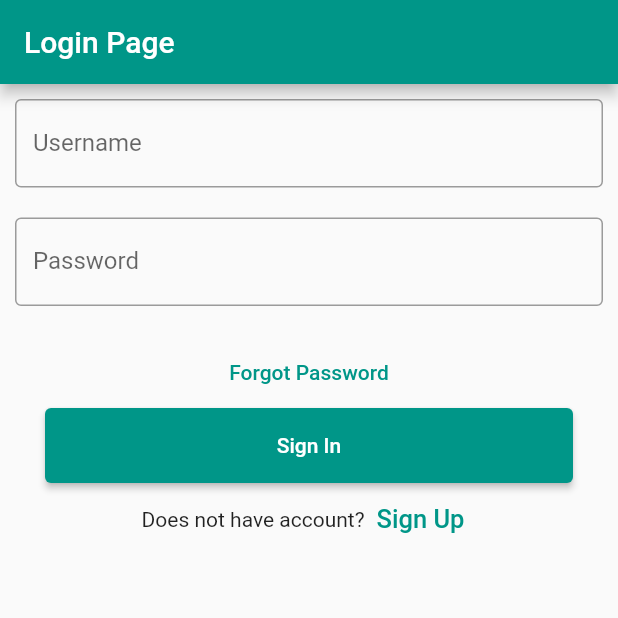
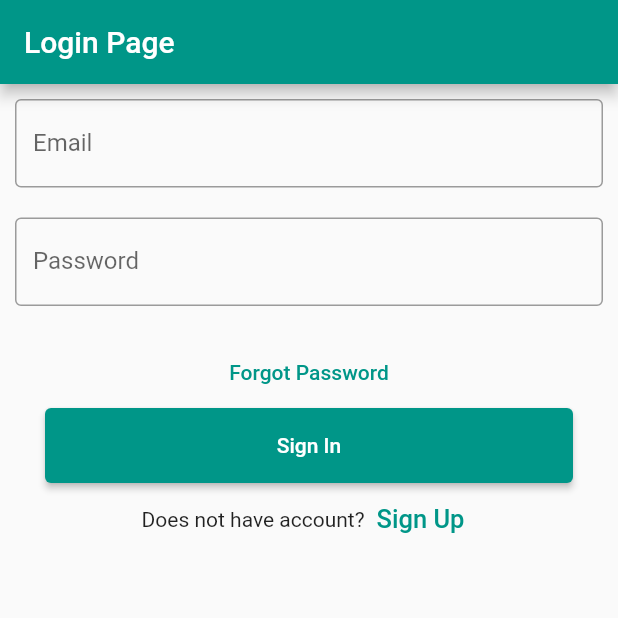
Before and after one commit to elinonga/hospital_app_flutter_frontend, a Flutter app: the screen it shows after launch, on a phone screen of 412 x 824 dp, the top half of it. Run offline on Flutter 3.47's test engine with Material 2 defaults, Android fonts, the phone set to English and light mode, and no system bars; our stand-ins replace dio, hexcolor, shared_preferences.

Commit message:
:fire: Updates on Auth

```diff
--- a/lib/pages/auth/login.dart
+++ b/lib/pages/auth/login.dart
@@ -20,7 +20,7 @@ class LoginPage extends StatefulWidget {
 class _LoginPageState extends State<LoginPage> {
   bool isLoading = false;
 
-  String _username = '';
+  String _email = '';
   String _password = '';
 
   final AuthServices _apiClient = AuthServices();
@@ -29,8 +29,8 @@ class _LoginPageState extends State<LoginPage> {
     setState(() {
       isLoading = true;
     });
-    if (_username.isNotEmpty && _password.isNotEmpty) {
-      dynamic response = await _apiClient.login(_username, _password);
+    if (_email.isNotEmpty && _password.isNotEmpty) {
+      dynamic response = await _apiClient.login(_email, _password);
       // Map responseMap = jsonDecode(response.body);
 
       if (response['ErrorCode'] == null) {
@@ -49,7 +49,7 @@ class _LoginPageState extends State<LoginPage> {
             ));
       } // error code 401
       else if (response['ErrorCode'] == 401) {
-        errorSnackBar(context, 'Wrong username or password');
+        errorSnackBar(context, 'Wrong email or password');
       } // error code 400
       else if (response['ErrorCode'] == 400) {
         errorSnackBar(context, 'Bad request');
@@ -72,16 +72,16 @@ class _LoginPageState extends State<LoginPage> {
           : ListView(children: [
               // 🎊
 
-              // Username
+              // Email
               Container(
                 padding: const EdgeInsets.all(10),
                 child: TextField(
                   decoration: const InputDecoration(
                     border: OutlineInputBorder(),
-                    labelText: 'Username',
+                    labelText: 'Email',
                   ),
                   onChanged: (value) {
-                    _username = value;
+                    _email = value;
                   },
                 ),
               ),
--- a/lib/services/auth_service.dart
+++ b/lib/services/auth_service.dart
@@ -1,6 +1,5 @@
 import 'dart:convert';
 import 'package:dio/dio.dart';
-import 'package:http/http.dart' as http;
 import 'package:shared_preferences/shared_preferences.dart';
 
 class AuthServices {
@@ -15,25 +14,23 @@ class AuthServices {
 
   // Registration
   Future<dynamic> register(
-    String first_name,
-    String last_name,
+    String fname,
+    String lname,
     String email,
     String password1,
     String password2,
-    String username,
   ) async {
     Map data = {
-      'first_name': first_name,
-      'last_name': last_name,
+      'first_name': fname,
+      'last_name': lname,
       'email': email,
       'password1': password1,
       'password2': password2,
-      'username': username,
     };
 
     try {
       Response response = await _dio.post(
-        'http://127.0.0.1:8000/registration/',
+        'http://127.0.0.1:8000/api/v1/auth/register/',
         data: data,
         options: Options(
           headers: {
@@ -48,14 +45,14 @@ class AuthServices {
   }
 
   // Login
-  Future<dynamic> login(String username, String password) async {
-    var auth = 'Basic ' + base64Encode(utf8.encode('$username:$password'));
+  Future<dynamic> login(String email, String password) async {
+    var auth = 'Basic ' + base64Encode(utf8.encode('$email:$password'));
 
     try {
       Response response = await _dio.post(
-        'http://127.0.0.1:8000/api/auth/login/',
+        'http://127.0.0.1:8000/api/v1/auth/login/',
         data: {
-          'username': username,
+          'email': email,
           'password': password,
         },
         options: Options(
@@ -76,7 +73,7 @@ class AuthServices {
   Future<dynamic> getUserProfileData(String accesstoken) async {
     try {
       Response response = await _dio.get(
-        'http://127.0.0.1:8000/api/auth/user/',
+        'http://127.0.0.1:8000/api/v1/auth/user/',
         queryParameters: {
           'access_token': accesstoken,
         },
@@ -96,7 +93,7 @@ class AuthServices {
   Future<dynamic> logout(String accessToken) async {
     try {
       Response response = await _dio.get(
-        'http://127.0.0.1:8000/api/auth/logout/',
+        'http://127.0.0.1:8000/api/v1/auth/logout/',
         queryParameters: {
           // 'api_key': 'ApiSecret.apiKey',
           'access_token': accessToken,
```
Also changed, not shown: lib/pages/auth/register.dart (+6 -22 lines), lib/pages/profile.dart (+9 -24 lines), lib/pages/widgets/home/topbar.dart (+13 -5 lines).
